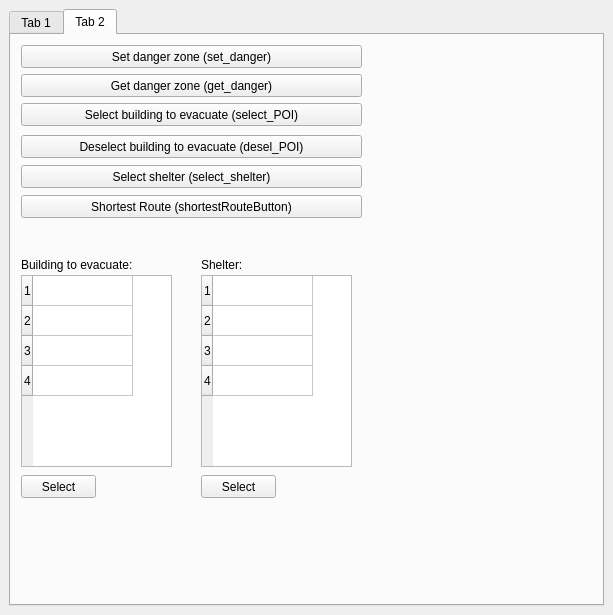
The window that Evacu8/Evacu8/Evacu8_dockwidget_base.ui (fhb1990/GEO1005) describes before a commit, drawn with Qt 5.
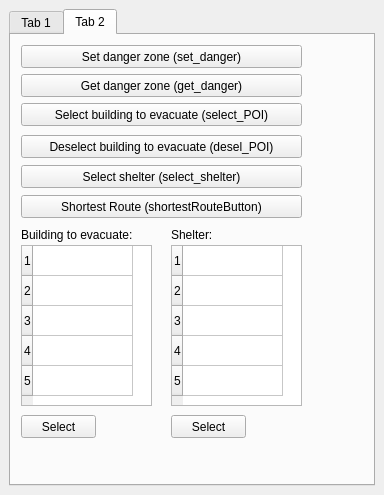
The same window after the commit.

Commit message: extra UI changes + table updates

```diff
--- a/Evacu8/Evacu8/Evacu8_dockwidget_base.ui
+++ b/Evacu8/Evacu8/Evacu8_dockwidget_base.ui
@@ -6,8 +6,8 @@
    <rect>
     <x>0</x>
     <y>0</y>
-    <width>613</width>
-    <height>615</height>
+    <width>384</width>
+    <height>495</height>
    </rect>
   </property>
   <property name="windowTitle">
@@ -111,7 +111,7 @@
          <rect>
           <x>10</x>
           <y>10</y>
-          <width>341</width>
+          <width>281</width>
           <height>23</height>
          </rect>
         </property>
@@ -136,7 +136,7 @@
          <rect>
           <x>10</x>
           <y>130</y>
-          <width>341</width>
+          <width>281</width>
           <height>23</height>
          </rect>
         </property>
@@ -149,7 +149,7 @@
          <rect>
           <x>10</x>
           <y>68</y>
-          <width>341</width>
+          <width>281</width>
           <height>23</height>
          </rect>
         </property>
@@ -162,7 +162,7 @@
          <rect>
           <x>10</x>
           <y>39</y>
-          <width>341</width>
+          <width>281</width>
           <height>23</height>
          </rect>
         </property>
@@ -175,7 +175,7 @@
          <rect>
           <x>10</x>
           <y>160</y>
-          <width>341</width>
+          <width>281</width>
           <height>23</height>
          </rect>
         </property>
@@ -188,7 +188,7 @@
          <rect>
           <x>10</x>
           <y>100</y>
-          <width>341</width>
+          <width>281</width>
           <height>23</height>
          </rect>
         </property>
@@ -200,13 +200,19 @@
         <property name="geometry">
          <rect>
           <x>10</x>
-          <y>240</y>
-          <width>151</width>
-          <height>192</height>
+          <y>210</y>
+          <width>131</width>
+          <height>161</height>
          </rect>
         </property>
+        <property name="verticalScrollBarPolicy">
+         <enum>Qt::ScrollBarAsNeeded</enum>
+        </property>
+        <property name="horizontalScrollBarPolicy">
+         <enum>Qt::ScrollBarAsNeeded</enum>
+        </property>
         <property name="rowCount">
-         <number>4</number>
+         <number>5</number>
         </property>
         <property name="columnCount">
          <number>1</number>
@@ -218,19 +224,23 @@
         <row/>
         <row/>
         <row/>
+        <row/>
         <column/>
        </widget>
        <widget class="QTableWidget" name="shelter_info">
         <property name="geometry">
          <rect>
-          <x>190</x>
-          <y>240</y>
-          <width>151</width>
-          <height>192</height>
+          <x>160</x>
+          <y>210</y>
+          <width>131</width>
+          <height>161</height>
          </rect>
         </property>
+        <property name="horizontalScrollBarPolicy">
+         <enum>Qt::ScrollBarAsNeeded</enum>
+        </property>
         <property name="rowCount">
-         <number>4</number>
+         <number>5</number>
         </property>
         <property name="columnCount">
          <number>1</number>
@@ -242,13 +252,14 @@
         <row/>
         <row/>
         <row/>
+        <row/>
         <column/>
        </widget>
        <widget class="QPushButton" name="to_evac_select">
         <property name="geometry">
          <rect>
           <x>10</x>
-          <y>440</y>
+          <y>380</y>
           <width>75</width>
           <height>23</height>
          </rect>
@@ -260,8 +271,8 @@
        <widget class="QPushButton" name="shelter_select">
         <property name="geometry">
          <rect>
-          <x>190</x>
-          <y>440</y>
+          <x>160</x>
+          <y>380</y>
           <width>75</width>
           <height>23</height>
          </rect>
@@ -274,7 +285,7 @@
         <property name="geometry">
          <rect>
           <x>10</x>
-          <y>220</y>
+          <y>190</y>
           <width>111</width>
           <height>20</height>
          </rect>
@@ -286,8 +297,8 @@
        <widget class="QLabel" name="selectAttributeLabel_3">
         <property name="geometry">
          <rect>
-          <x>190</x>
-          <y>220</y>
+          <x>160</x>
+          <y>190</y>
           <width>111</width>
           <height>20</height>
          </rect>
```
Left out of the diff: 2 changed lines with no effect on the pictures. The commit also changes 5 other files.
